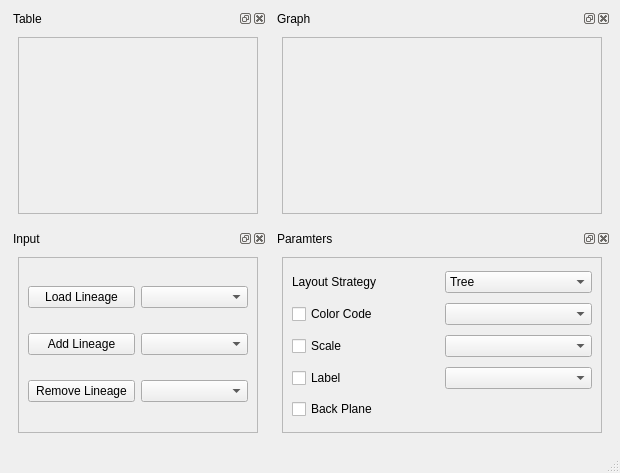
First picture: the form in lineageViewer.ui, repository NicolasRannou/lineageViewer, before the edit.
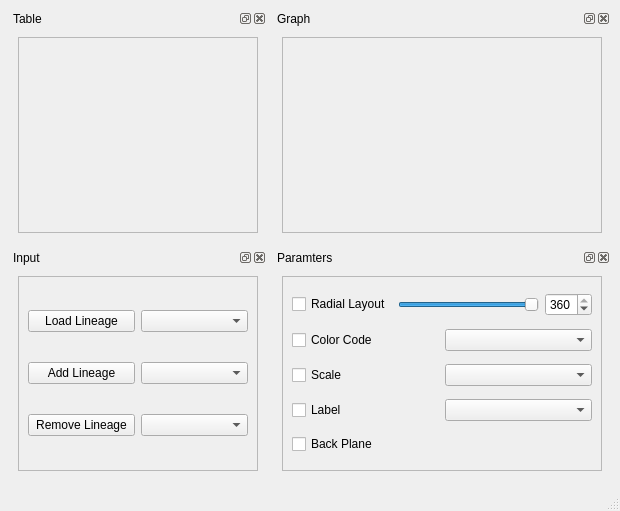
Second picture: the form after the edit. Custom widgets are drawn as their Qt base class.

Commit message: ENH: radial layout feature added

The edit to the form file:
```diff
--- a/lineageViewer.ui
+++ b/lineageViewer.ui
@@ -7,7 +7,7 @@
     <x>0</x>
     <y>0</y>
     <width>620</width>
-    <height>473</height>
+    <height>511</height>
    </rect>
   </property>
   <property name="windowTitle">
@@ -167,103 +167,83 @@
           <property name="frameShadow">
            <enum>QFrame::Raised</enum>
           </property>
+          <layout class="QGridLayout" name="gridLayout_12">
+           <item row="0" column="0">
           <layout class="QGridLayout" name="gridLayout_2">
            <item row="0" column="0">
-            <widget class="QLabel" name="label">
+              <widget class="QCheckBox" name="radialCheckBox">
              <property name="text">
-              <string>Layout Strategy</string>
+                <string>Radial Layout</string>
              </property>
             </widget>
            </item>
            <item row="0" column="1">
-            <widget class="QComboBox" name="strategyComboBox">
-             <item>
-              <property name="text">
-               <string>Tree</string>
-              </property>
-             </item>
-             <item>
-              <property name="text">
-               <string>Circular</string>
-              </property>
-             </item>
-             <item>
-              <property name="text">
-               <string>Random</string>
-              </property>
+              <widget class="QSlider" name="radialSlider">
+               <property name="maximum">
+                <number>360</number>
+               </property>
+               <property name="value">
+                <number>360</number>
+               </property>
+               <property name="orientation">
+                <enum>Qt::Horizontal</enum>
+               </property>
+              </widget>
              </item>
-             <item>
-              <property name="text">
-               <string>ForceDirected</string>
-              </property>
-             </item>
-             <item>
-              <property name="text">
-               <string>Simple2D</string>
-              </property>
-             </item>
-             <item>
-              <property name="text">
-               <string>Clustering2D</string>
-              </property>
-             </item>
-             <item>
-              <property name="text">
-               <string>Fast2D</string>
-              </property>
-             </item>
-             <item>
-              <property name="text">
-               <string>PassThrough</string>
-              </property>
-             </item>
-             <item>
-              <property name="text">
-               <string>CosmicTree</string>
-              </property>
-             </item>
-             <item>
-              <property name="text">
-               <string>Cone</string>
-              </property>
-             </item>
-             <item>
-              <property name="text">
-               <string>SpanTree</string>
-              </property>
-             </item>
-            </widget>
+             <item row="0" column="2">
+              <widget class="QSpinBox" name="spinBox">
+               <property name="maximum">
+                <number>360</number>
+               </property>
+               <property name="value">
+                <number>360</number>
+               </property>
+              </widget>
+             </item>
+            </layout>
            </item>
            <item row="1" column="0">
+            <layout class="QGridLayout" name="gridLayout_9">
+             <item row="0" column="0">
             <widget class="QCheckBox" name="colorCheckBox">
              <property name="text">
               <string>Color Code</string>
              </property>
             </widget>
            </item>
-           <item row="1" column="1">
+             <item row="0" column="1">
             <widget class="QComboBox" name="colorComboBox"/>
            </item>
+            </layout>
+           </item>
            <item row="2" column="0">
+            <layout class="QGridLayout" name="gridLayout_10">
+             <item row="0" column="0">
             <widget class="QCheckBox" name="scaleCheckBox">
              <property name="text">
               <string>Scale</string>
              </property>
             </widget>
            </item>
-           <item row="2" column="1">
+             <item row="0" column="1">
             <widget class="QComboBox" name="scaleComboBox"/>
            </item>
+            </layout>
+           </item>
            <item row="3" column="0">
+            <layout class="QGridLayout" name="gridLayout_11">
+             <item row="0" column="0">
             <widget class="QCheckBox" name="labelCheckBox">
              <property name="text">
               <string>Label</string>
              </property>
             </widget>
            </item>
-           <item row="3" column="1">
+             <item row="0" column="1">
             <widget class="QComboBox" name="labelComboBox"/>
            </item>
+            </layout>
+           </item>
            <item row="4" column="0">
             <widget class="QCheckBox" name="backCheckBox">
              <property name="text">
```
Left out of the diff: 35 changed lines with no effect on the pictures. Lines whose indentation alone changed are shown as unchanged. The commit also changes 2 other files.
